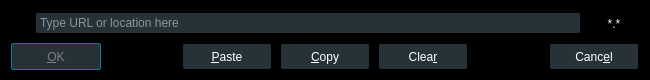
Above: src/ui/locationdialog.ui from u8sand/Baka-MPlayer before the change. Below: the same form after it.
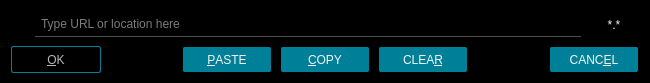
That is the form after the change. Icons and pictures are not drawn.

Commit message: Tweak widget color themes

Patch:
```diff
--- a/src/ui/locationdialog.ui
+++ b/src/ui/locationdialog.ui
@@ -7,7 +7,7 @@
     <x>0</x>
     <y>0</y>
     <width>650</width>
-    <height>80</height>
+    <height>83</height>
    </rect>
   </property>
   <property name="windowTitle">
@@ -46,10 +46,14 @@
       <widget class="QLineEdit" name="urlEdit">
        <property name="styleSheet">
         <string notr="true">QLineEdit {
-	background: #263238;
-	border: 1px solid black;
-	border-radius: 2px;
-	padding: 2px;
+	background: black;
+	border: none;
+	border-bottom: 1px solid #4C4C4C;
+	padding: 4px;
+}
+QLineEdit:focus {
+    border: none;
+	border-bottom: 1px solid #008098;
 }</string>
        </property>
        <property name="placeholderText">
@@ -111,21 +115,23 @@
        </property>
        <property name="styleSheet">
         <string notr="true">QPushButton {
-    background: #263238;
-	color: white;
+    background: #008098;
+	color: whitesmoke;
 	border: 1px solid black;
 	border-radius: 2px;
     min-width: 88px;
 	min-height: 25px;
 }
 QPushButton:default {
-	border: 1px solid #008098;
+	border: 1px solid whitesmoke;
 }
 QPushButton:pressed {
     background: #008098;
 }
 QPushButton:disabled {
-    color: gray;
+	background: black;
+	border: 1px solid #008098;
+    color: #B8B8B8;
 }</string>
        </property>
        <property name="text">
@@ -165,25 +171,27 @@
        </property>
        <property name="styleSheet">
         <string notr="true">QPushButton {
-    background: #263238;
-	color: white;
+    background: #008098;
+	color: whitesmoke;
 	border: 1px solid black;
 	border-radius: 2px;
     min-width: 88px;
 	min-height: 25px;
 }
 QPushButton:default {
-	border: 1px solid #008098;
+	border: 1px solid whitesmoke;
 }
 QPushButton:pressed {
     background: #008098;
 }
 QPushButton:disabled {
-    color: gray;
+	background: black;
+	border: 1px solid #008098;
+    color: #B8B8B8;
 }</string>
        </property>
        <property name="text">
-        <string>&amp;Paste</string>
+        <string>&amp;PASTE</string>
        </property>
        <property name="autoDefault">
         <bool>false</bool>
@@ -206,25 +214,27 @@
        </property>
        <property name="styleSheet">
         <string notr="true">QPushButton {
-    background: #263238;
-	color: white;
+    background: #008098;
+	color: whitesmoke;
 	border: 1px solid black;
 	border-radius: 2px;
     min-width: 88px;
 	min-height: 25px;
 }
 QPushButton:default {
-	border: 1px solid #008098;
+	border: 1px solid whitesmoke;
 }
 QPushButton:pressed {
     background: #008098;
 }
 QPushButton:disabled {
-    color: gray;
+	background: black;
+	border: 1px solid #008098;
+    color: #B8B8B8;
 }</string>
        </property>
        <property name="text">
-        <string>&amp;Copy</string>
+        <string>&amp;COPY</string>
        </property>
        <property name="autoDefault">
         <bool>false</bool>
@@ -247,25 +257,27 @@
        </property>
        <property name="styleSheet">
         <string notr="true">QPushButton {
-    background: #263238;
-	color: white;
+    background: #008098;
+	color: whitesmoke;
 	border: 1px solid black;
 	border-radius: 2px;
     min-width: 88px;
 	min-height: 25px;
 }
 QPushButton:default {
-	border: 1px solid #008098;
+	border: 1px solid whitesmoke;
 }
 QPushButton:pressed {
     background: #008098;
 }
 QPushButton:disabled {
-    color: gray;
+	background: black;
+	border: 1px solid #008098;
+    color: #B8B8B8;
 }</string>
        </property>
        <property name="text">
-        <string>Clea&amp;r</string>
+        <string>CLEA&amp;R</string>
        </property>
        <property name="autoDefault">
         <bool>false</bool>
@@ -301,25 +313,27 @@
        </property>
        <property name="styleSheet">
         <string notr="true">QPushButton {
-    background: #263238;
-	color: white;
+    background: #008098;
+	color: whitesmoke;
 	border: 1px solid black;
 	border-radius: 2px;
     min-width: 88px;
 	min-height: 25px;
 }
 QPushButton:default {
-	border: 1px solid #008098;
+	border: 1px solid whitesmoke;
 }
 QPushButton:pressed {
     background: #008098;
 }
 QPushButton:disabled {
-    color: gray;
+	background: black;
+	border: 1px solid #008098;
+    color: #B8B8B8;
 }</string>
        </property>
        <property name="text">
-        <string>Canc&amp;el</string>
+        <string>CANC&amp;EL</string>
        </property>
        <property name="autoDefault">
         <bool>false</bool>
```
Left out of the diff: 10 changed lines with no effect on the pictures. The commit also changes 5 other files.
